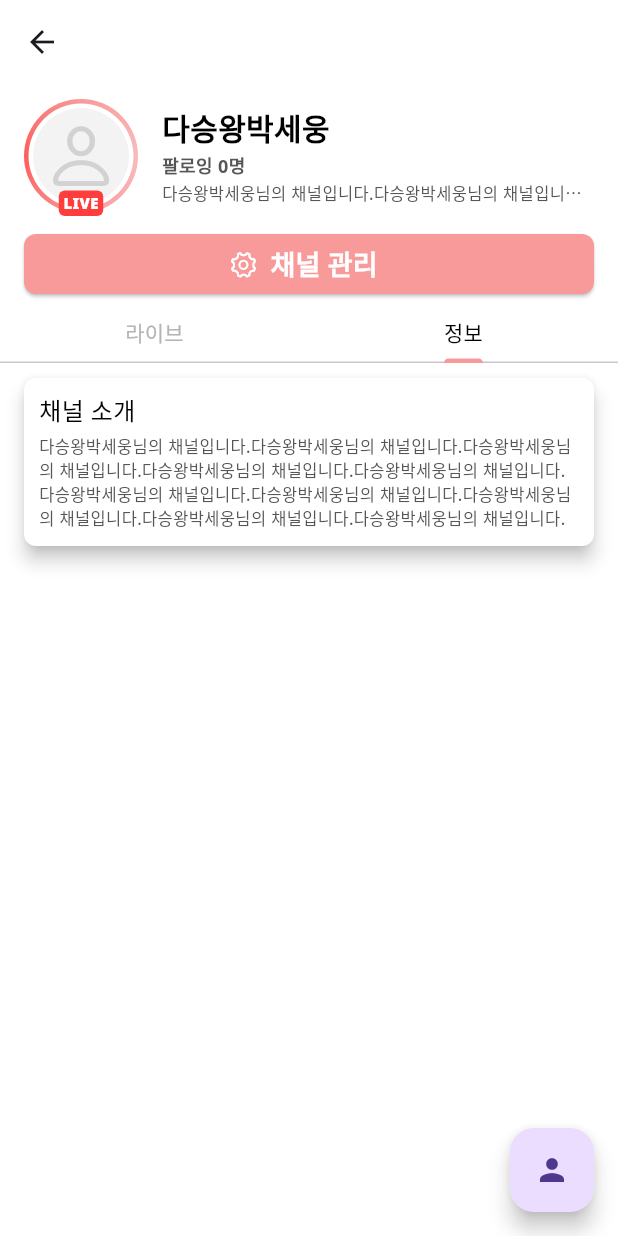
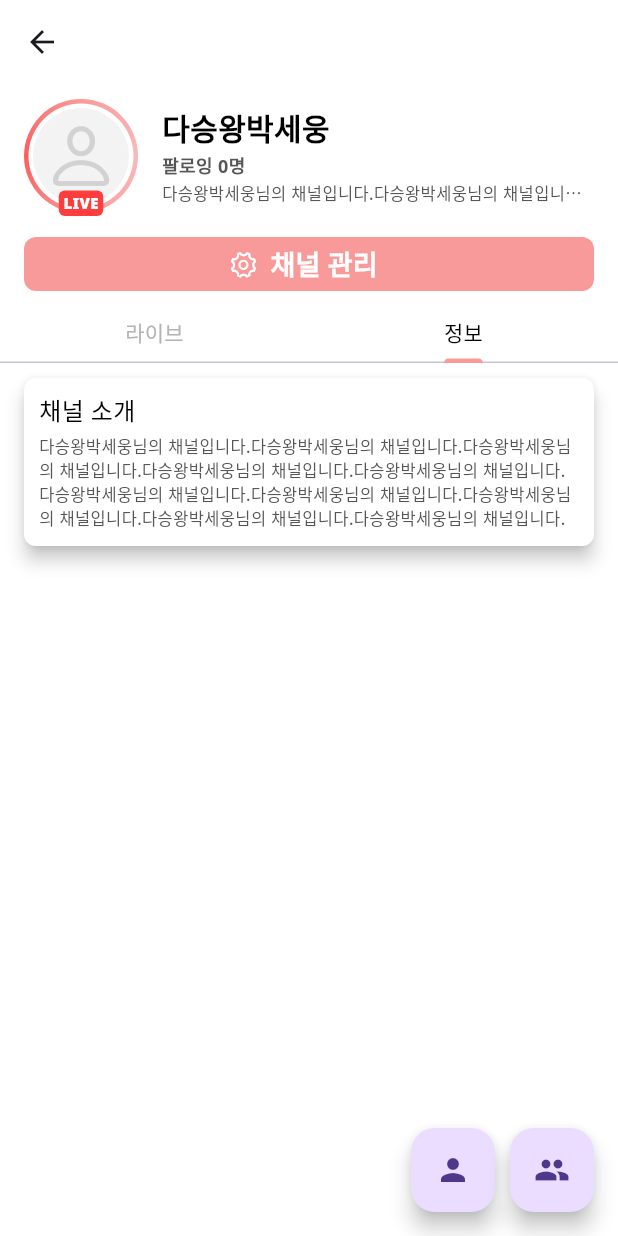
Before and after one commit to green-laviu/laviu-flutter, a Flutter app: the MyDetailPage screen opened directly, tab 2 chosen, on a phone screen of 412 x 824 dp. Run offline on Flutter 3.47's test engine with Material 3 defaults, Android fonts, the phone set to English and light mode, and no system bars; our stand-ins replace dio, flutter_dotenv, flutter_riverpod, flutter_secure_storage, flutter_svg, google_fonts and 1 more; accounts and stored records are empty; network calls fail.

Commit message:
다른 유저 정보 상세 완료

```diff
--- a/lib/ui/pages/holder/my/detail_page/my_detail_page.dart
+++ b/lib/ui/pages/holder/my/detail_page/my_detail_page.dart
@@ -2,12 +2,13 @@ import 'package:flutter/cupertino.dart';
 import 'package:flutter/material.dart';
 import 'package:laviu_flutter/_core/style/m_colors.dart';
 import 'package:laviu_flutter/_core/style/m_sizes.dart';
-import 'package:laviu_flutter/ui/pages/holder/my/detail_page/widgets/my_detail_elevated_btn.dart';
-import 'package:laviu_flutter/ui/pages/holder/my/detail_page/widgets/my_detail_info.dart';
-import 'package:laviu_flutter/ui/pages/holder/my/detail_page/widgets/my_detail_live.dart';
-import 'package:laviu_flutter/ui/pages/holder/my/detail_page/widgets/my_detail_profile_row.dart';
 import 'package:laviu_flutter/ui/pages/holder/my/update_page/my_update_page.dart';
+import 'package:laviu_flutter/ui/pages/user/detail_page/user_detail_page.dart';
+import 'package:laviu_flutter/ui/widgets/m_btn.dart';
 import 'package:laviu_flutter/ui/widgets/m_dev_floating_btn.dart';
+import 'package:laviu_flutter/ui/widgets/m_info.dart';
+import 'package:laviu_flutter/ui/widgets/m_live.dart';
+import 'package:laviu_flutter/ui/widgets/m_profile_row.dart';
 
 class MyDetailPage extends StatelessWidget {
   const MyDetailPage({super.key});
@@ -27,10 +28,10 @@ class MyDetailPage extends StatelessWidget {
               child: Column(
                 children: [
                   // 프로필
-                  ProfileRow(),
+                  MProfileRow(),
                   SizedBox(height: MSizes.gapM),
                   // 채널 관리 (유저 정보 수정) 버튼
-                  MyDetailElevatedBtn(
+                  MBtn(
                     icon: Icon(
                       CupertinoIcons.gear,
                       color: MColors.textWhite,
@@ -66,15 +67,19 @@ class MyDetailPage extends StatelessWidget {
               child: TabBarView(
                 children: [
                   // 라이브 영상 영역 (썸네일 + 제목 + 해시태그)
-                  MyDetailLive(),
+                  MLive(),
                   // 정보 영역
-                  MyDetailInfo(),
+                  MInfo(),
                 ],
               ),
             ),
           ],
         ),
-        floatingActionButton: MDevFloatingBtn(
+        floatingActionButton: Row(
+          mainAxisSize: MainAxisSize.min,
+          mainAxisAlignment: MainAxisAlignment.end,
+          children: [
+            MDevFloatingBtn(
               onPressed: () {
                 Navigator.pushReplacement(
                   context,
@@ -83,6 +88,18 @@ class MyDetailPage extends StatelessWidget {
               },
               icon: Icons.person,
             ),
+            SizedBox(width: 10),
+            MDevFloatingBtn(
+              onPressed: () {
+                Navigator.pushReplacement(
+                  context,
+                  MaterialPageRoute(builder: (_) => UserDetailPage()),
+                );
+              },
+              icon: Icons.people,
+            ),
+          ],
+        ),
       ),
     );
   }
--- a/lib/ui/pages/holder/my/detail_page/widgets/my_detail_elevated_btn.dart
+++ b/lib/ui/widgets/m_btn.dart
@@ -3,28 +3,32 @@ import 'package:laviu_flutter/_core/style/m_colors.dart';
 import 'package:laviu_flutter/_core/style/m_sizes.dart';
 import 'package:laviu_flutter/_core/style/m_text.dart';
 
-class MyDetailElevatedBtn extends StatelessWidget {
+class MBtn extends StatelessWidget {
   final String text;
-  final bool isEnabled;
+  final bool isSelected;
   final VoidCallback onPressed;
   final Widget? icon; // 아이콘을 선택적으로 받음
+  final bool isFullWidth;
 
-  const MyDetailElevatedBtn({
+  const MBtn({
     super.key,
     required this.text,
-    this.isEnabled = true,
+    this.isSelected = true,
     required this.onPressed,
     this.icon,
+    this.isFullWidth = true, // 기본은 가로 너비 전체 차지
   });
 
   @override
   Widget build(BuildContext context) {
     final buttonStyle = ElevatedButton.styleFrom(
-      minimumSize: const Size(double.infinity, 40), // MSizes.heightButton
-      backgroundColor: isEnabled ? MColors.primaryStrong : MColors.fillStrong,
+      minimumSize: Size(isFullWidth ? double.infinity : 0, 36),
+      backgroundColor: isSelected ? MColors.primaryStrong : MColors.fillStrong,
       shape: RoundedRectangleBorder(
         borderRadius: BorderRadius.circular(MSizes.radiusM),
       ),
+      elevation: 0,
+      shadowColor: MColors.transparent,
     );
 
     if (icon != null) {
--- a/lib/ui/pages/holder/my/detail_page/widgets/my_detail_info.dart
+++ b/lib/ui/widgets/m_info.dart
@@ -3,8 +3,8 @@ import 'package:laviu_flutter/_core/style/m_colors.dart';
 import 'package:laviu_flutter/_core/style/m_sizes.dart';
 import 'package:laviu_flutter/_core/style/m_text.dart';
 
-class MyDetailInfo extends StatelessWidget {
-  const MyDetailInfo({
+class MInfo extends StatelessWidget {
+  const MInfo({
     super.key,
   });
 
--- a/lib/ui/pages/holder/my/detail_page/widgets/my_detail_live.dart
+++ b/lib/ui/widgets/m_live.dart
@@ -6,8 +6,8 @@ import 'package:laviu_flutter/_core/style/m_text.dart';
 import 'package:laviu_flutter/ui/pages/holder/my/detail_page/widgets/my_detail_badge.dart';
 import 'package:laviu_flutter/ui/pages/holder/my/detail_page/widgets/my_detail_tag_chip.dart';
 
-class MyDetailLive extends StatelessWidget {
-  const MyDetailLive({
+class MLive extends StatelessWidget {
+  const MLive({
     super.key,
   });
 
--- a/lib/ui/pages/holder/my/detail_page/widgets/my_detail_profile_row.dart
+++ b/lib/ui/widgets/m_profile_row.dart
@@ -5,8 +5,8 @@ import 'package:laviu_flutter/_core/style/m_sizes.dart';
 import 'package:laviu_flutter/_core/style/m_text.dart';
 import 'package:laviu_flutter/ui/pages/holder/my/detail_page/widgets/my_detail_badge.dart';
 
-class ProfileRow extends StatelessWidget {
-  const ProfileRow({super.key});
+class MProfileRow extends StatelessWidget {
+  const MProfileRow({super.key});
 
   @override
   Widget build(BuildContext context) {
```
Also changed, not shown: lib/ui/pages/user/detail_page/user_detail_page.dart (+100 -3 lines). Lines whose indentation alone changed are shown as unchanged.
